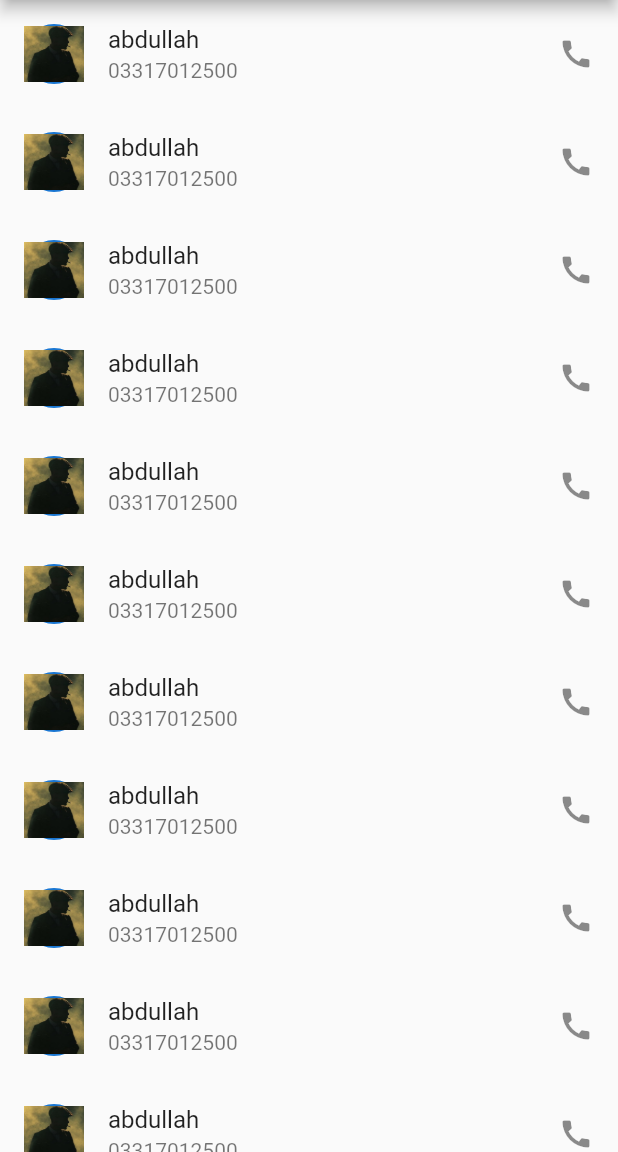
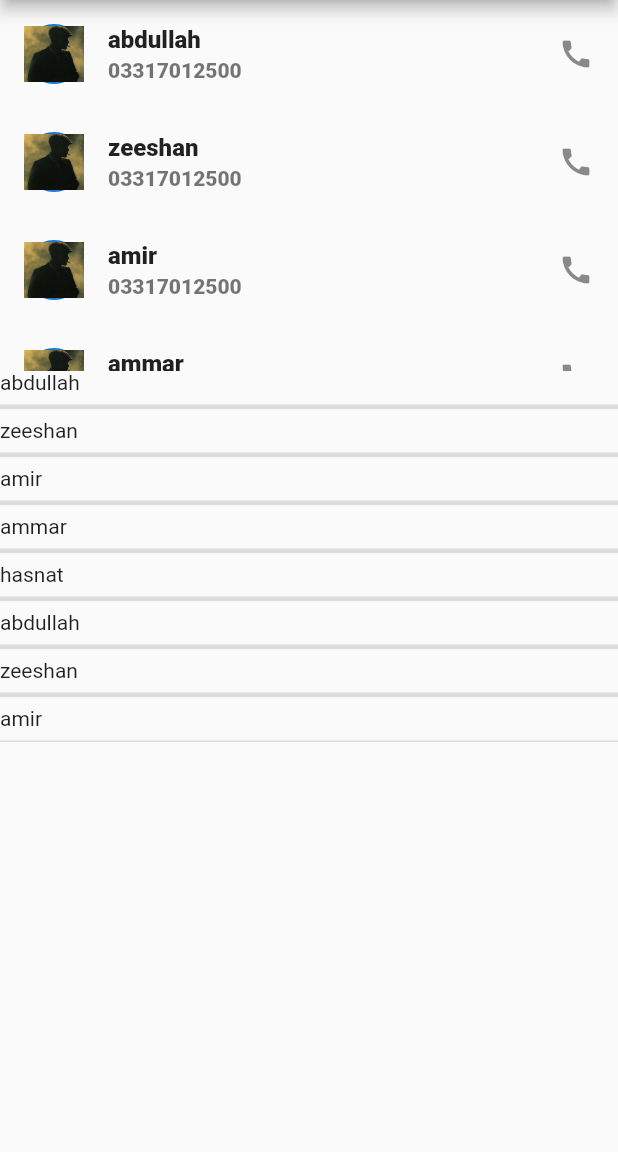
Before and after one commit to Abdullah6445/flutter_practice, a Flutter app: the screen it shows after launch, on a phone screen of 412 x 824 dp, the part 84-1236 px from its top. Run offline on Flutter 3.47's test engine with Material 3 defaults, Android fonts, the phone set to English and light mode, and no system bars.

Commit message:
adding listview.seperated

```diff
--- a/lib/PAGES/pageTwo.dart
+++ b/lib/PAGES/pageTwo.dart
@@ -8,24 +8,61 @@ class pageTwo extends StatefulWidget {
 }
 
 class _pageTwoState extends State<pageTwo> {
+  List<String> names = [
+    "abdullah",
+    "zeeshan",
+    "amir",
+    "ammar",
+    "hasnat",
+    "abdullah",
+    "zeeshan",
+    "amir",
+    "ammar",
+    "hasnat"
+  ];
   @override
   Widget build(BuildContext context) {
     return Scaffold(
       appBar: AppBar(
         title: Text("page 2 flutter practice"),
       ),
-        body: ListView.builder(
+      body: Column(children: [
+        Container(
+          height: MediaQuery.of(context).size.height * (.3),
+          child: ListView.builder(
             itemBuilder: (context, index) {
               return ListTile(
                 leading: CircleAvatar(
                   child: Image.asset("assets/images/img.png"),
                 ),
-              title: Text("abdullah"),
-              subtitle: Text("03317012500"),
+                title: Text(
+                  names[index],
+                  style: TextStyle(fontWeight: FontWeight.w900),
+                ),
+                subtitle: Text(
+                  "03317012500",
+                  style: TextStyle(fontWeight: FontWeight.w900),
+                ),
                 trailing: Icon(Icons.call),
               );
             },
-          itemCount: 50,
-        ));
+            itemCount: names.length,
+          ),
+        ),
+        Container(
+          height: MediaQuery.of(context).size.height * (.3),
+          child: ListView.separated(
+              itemBuilder: (context, index) {
+                return Text(names[index]);
+              },
+              separatorBuilder: (context, index) {
+                return Divider(
+                  thickness: 3,
+                );
+              },
+              itemCount: names.length),
+        ),
+      ]),
+    );
   }
 }
```
Lines whose indentation alone changed are shown as unchanged.
